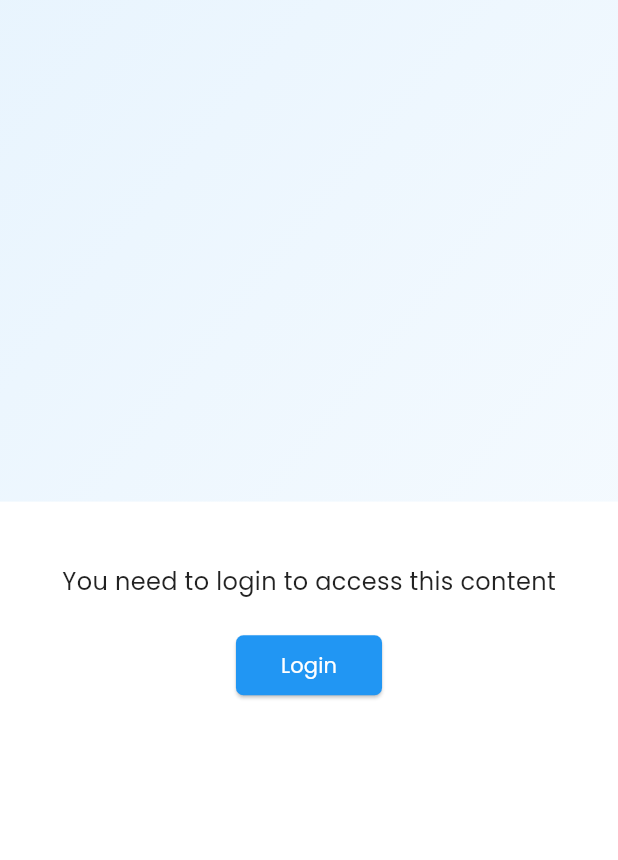
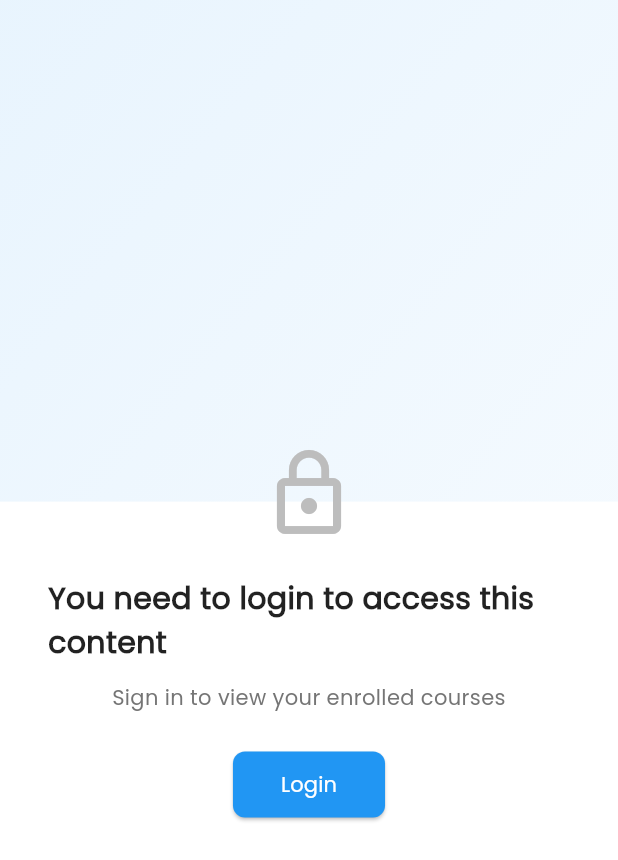
Before and after one commit to jmdurant/lifterlms-flutter-mobile, a Flutter app: the MyCoursesScreen screen opened by its route, on a phone screen of 412 x 824 dp. Shown: the top 860 px of the screen. Run offline on Flutter 3.47's test engine with Material 3 defaults, Android fonts, the phone set to English and light mode, and no system bars; drawn by our look-alikes of loader_overlay; our stand-ins replace auth_buttons, easy_localization, email_validator, feather_icons, firebase_core, firebase_messaging and 16 more; missing offline and left inert: app_badge_plus, flutter_inappwebview, fwfh_just_audio, fwfh_webview, indexed, jwt_decode and 2 more; accounts and stored records are empty; network calls fail.

Commit message:
refactor: unify login prompts with reusable LoginRequiredWidget
- Create LoginRequiredWidget with lock icon, localized title, optional
  message, and login button
- Replace 3 different inline login prompt implementations:
  - My Courses: was text + button
  - Favorites: was icon + title + message + button (standalone method)
  - Profile: was text + button
- All now use consistent UI with contextual messages
- Home tab kept as-is (inline header element, not full-screen state)

Co-Authored-By: Claude Opus 4.6 <noreply@anthropic.com>

```diff
--- /dev/null
+++ b/lib/app/view/components/login_required_widget.dart
@@ -0,0 +1,75 @@
+import 'package:flutter/material.dart';
+import 'package:get/get.dart';
+import 'package:easy_localization/easy_localization.dart';
+import 'package:flutter_app/app/helper/router.dart';
+import 'package:flutter_app/l10n/locale_keys.g.dart';
+
+class LoginRequiredWidget extends StatelessWidget {
+  final String? message;
+  final IconData icon;
+
+  const LoginRequiredWidget({
+    super.key,
+    this.message,
+    this.icon = Icons.lock_outline,
+  });
+
+  @override
+  Widget build(BuildContext context) {
+    return Center(
+      child: Padding(
+        padding: const EdgeInsets.all(32),
+        child: Column(
+          mainAxisAlignment: MainAxisAlignment.center,
+          children: [
+            Icon(
+              icon,
+              size: 64,
+              color: Colors.grey.shade400,
+            ),
+            const SizedBox(height: 24),
+            Text(
+              tr(LocaleKeys.needLogin),
+              style: const TextStyle(
+                fontSize: 20,
+                fontWeight: FontWeight.bold,
+                fontFamily: 'Poppins',
+              ),
+            ),
+            if (message != null) ...[
+              const SizedBox(height: 12),
+              Text(
+                message!,
+                textAlign: TextAlign.center,
+                style: TextStyle(
+                  fontSize: 14,
+                  fontFamily: 'Poppins',
+                  color: Colors.grey.shade600,
+                ),
+              ),
+            ],
+            const SizedBox(height: 24),
+            ElevatedButton(
+              onPressed: () => Get.toNamed(AppRouter.getLoginRoute()),
+              style: ElevatedButton.styleFrom(
+                backgroundColor: Theme.of(context).primaryColor,
+                padding: const EdgeInsets.symmetric(horizontal: 32, vertical: 12),
+                shape: RoundedRectangleBorder(
+                  borderRadius: BorderRadius.circular(8),
+                ),
+              ),
+              child: Text(
+                tr(LocaleKeys.login),
+                style: TextStyle(
+                  fontFamily: 'Poppins',
+                  fontSize: 14,
+                  color: Theme.of(context).colorScheme.onPrimary,
+                ),
+              ),
+            ),
+          ],
+        ),
+      ),
+    );
+  }
+}
--- a/lib/app/view/my_courses.dart
+++ b/lib/app/view/my_courses.dart
@@ -6,6 +6,7 @@ import 'package:flutter/material.dart';
 import 'package:flutter_app/app/controller/lifterlms/my_courses_controller.dart';
 import 'package:flutter_app/app/helper/router.dart';
 import 'package:flutter_app/app/view/components/item-my-course.dart';
+import 'package:flutter_app/app/view/components/login_required_widget.dart';
 import 'package:flutter_app/l10n/locale_keys.g.dart';
 import 'package:get/get.dart';
 import 'package:indexed/indexed.dart';
@@ -54,12 +55,6 @@ class _MyCoursesScreenState extends State<MyCoursesScreen> with WidgetsBindingOb
     }
   }
 
-  void onLogin() {
-    Future.delayed(Duration.zero, () {
-      Get.toNamed(AppRouter.getLoginRoute());
-    });
-  }
-
   var screenWidth =
       (window.physicalSize.shortestSide / window.devicePixelRatio);
   var screenHeight =
@@ -101,44 +96,9 @@ class _MyCoursesScreenState extends State<MyCoursesScreen> with WidgetsBindingOb
               children: <Widget>[
                 SizedBox(height: math.max(20, MediaQuery.of(context).viewPadding.top)),
                 !controller.lmsService.isLoggedIn
-                    ? Expanded(
-                        child: Center(
-                          child: Column(
-                            mainAxisAlignment: MainAxisAlignment.center,
-                            crossAxisAlignment: CrossAxisAlignment.center,
-                            children: [
-                              Text(
-                                tr(LocaleKeys.needLogin),
-                                style: TextStyle(
-                                  fontFamily: 'Poppins',
-                                  fontSize: 16,
-                                  color: Theme.of(context).textTheme.bodyLarge?.color,
-                                ),
-                              ),
-                              SizedBox(
-                                height: 20,
-                              ),
-                              ElevatedButton(
-                                style: ElevatedButton.styleFrom(
-                                  backgroundColor: Theme.of(context).primaryColor,
-                                  padding: const EdgeInsets.symmetric(
-                                      vertical: 10, horizontal: 30),
-                                  shape: RoundedRectangleBorder(
-                                    borderRadius: BorderRadius.circular(5),
-                                  ),
-                                ),
-                                onPressed: onLogin,
-                                child: Text(
-                                  tr(LocaleKeys.login),
-                                  style: TextStyle(
-                                    fontFamily: 'Poppins',
-                                    fontSize: 14,
-                                    color: Theme.of(context).colorScheme.onPrimary,
-                                  ),
-                                ),
-                              ),
-                            ],
-                          ),
+                    ? const Expanded(
+                        child: LoginRequiredWidget(
+                          message: 'Sign in to view your enrolled courses',
                         ),
                       )
                     : Column(
```
Also changed, not shown: lib/app/view/components/profile/profile-screen.dart (+3 -42 lines), lib/app/view/favorites_screen.dart (+4 -50 lines).
